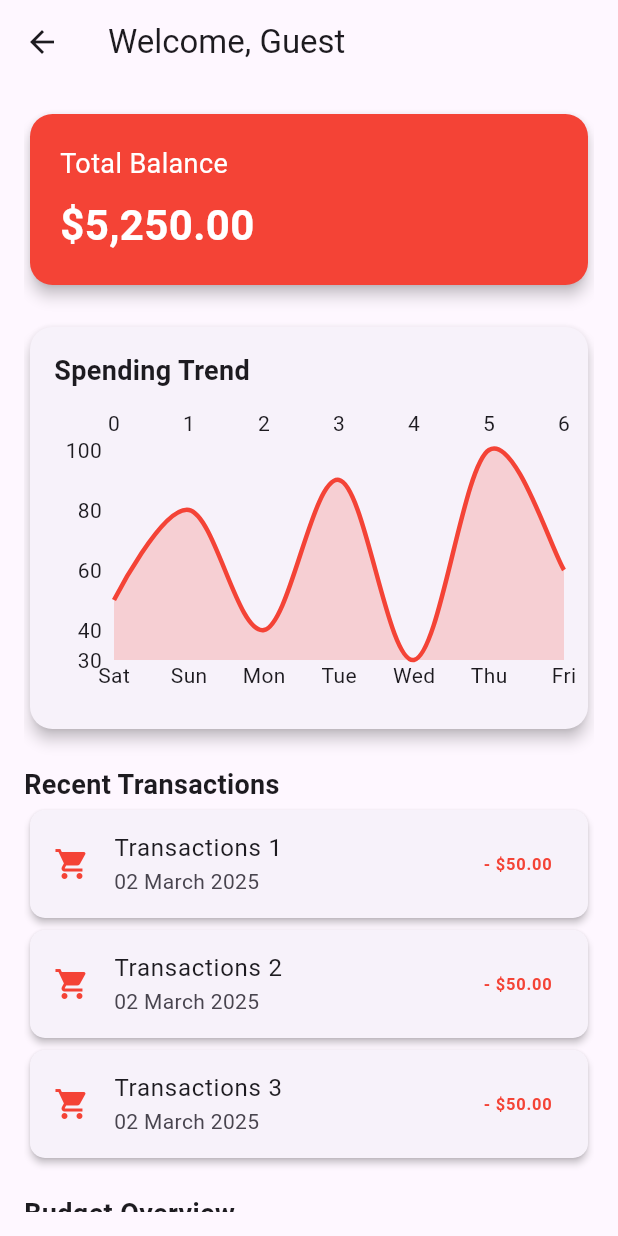
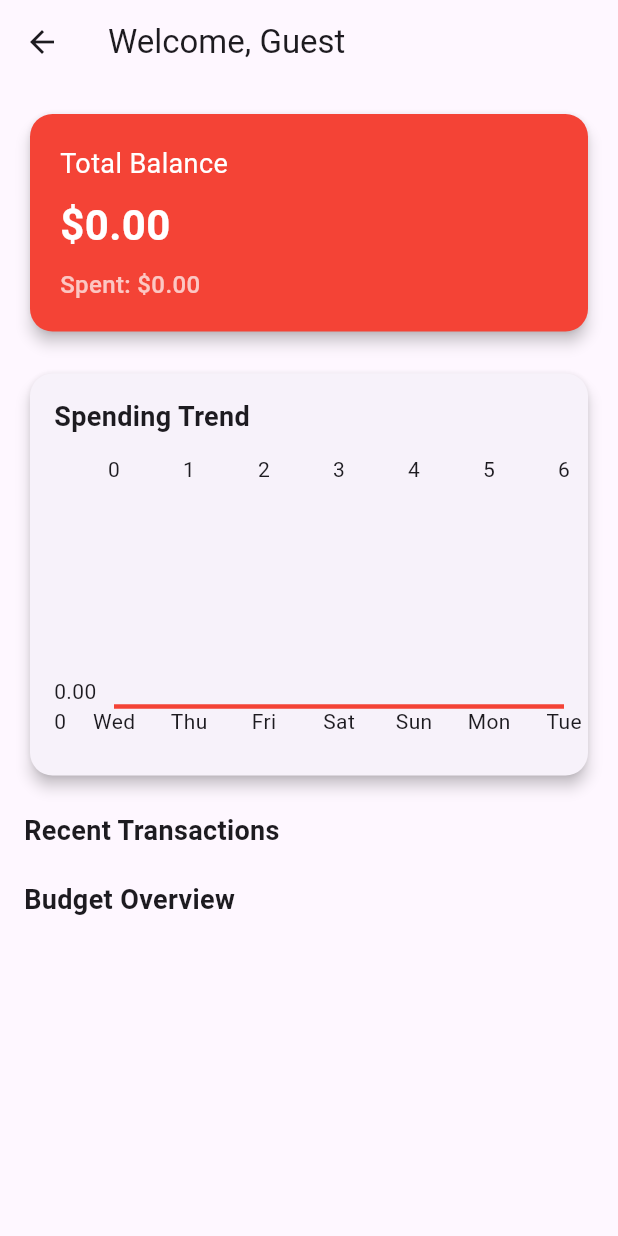
Before and after one commit to MoShehata7920/Personal-Finance---Budgeting-App, a Flutter app: the HomeScreen screen opened directly, on a phone screen of 412 x 824 dp. Run offline on Flutter 3.47's test engine with Material 3 defaults, Android fonts, the phone set to English and light mode, and no system bars; drawn by our look-alikes of fl_chart; our stand-ins replace bloc, equatable, flutter_animate, flutter_bloc, flutter_iconly, image_picker and 1 more; accounts and stored records are empty.

Commit message:
home Screen

```diff
--- a/lib/screens/home/home_screen.dart
+++ b/lib/screens/home/home_screen.dart
@@ -1,8 +1,11 @@
 import 'package:fl_chart/fl_chart.dart';
 import 'package:flutter/material.dart';
 import 'package:flutter_bloc/flutter_bloc.dart';
+import 'package:intl/intl.dart';
+import 'package:personal_finance/manager/budget_cubit/budget_cubit.dart';
+import 'package:personal_finance/manager/budget_cubit/budget_state.dart';
 import 'package:personal_finance/manager/user/user_cubit.dart';
-
+import 'package:personal_finance/models/budget_model.dart';
 import 'package:personal_finance/resources/icons_manager.dart';
 import 'package:personal_finance/resources/strings_manager.dart';
 
@@ -15,52 +18,89 @@ class HomeScreen extends StatelessWidget {
 
     return Scaffold(
       appBar: AppBar(
-        title: Text("${AppStrings.welcome} ${userCubit.state.name} "),
+        title: Text("${AppStrings.welcome} ${userCubit.state.name}"),
       ),
-      body: Padding(
+      body: BlocBuilder<BudgetCubit, BudgetState>(
+        builder: (context, state) {
+          if (state is BudgetLoaded) {
+            final budget = state.budget;
+            return Padding(
               padding: const EdgeInsets.all(16.0),
               child: ListView(
                 children: [
-            _buildBalanceCard(),
+                  _buildBalanceCard(budget),
                   const SizedBox(height: 20),
-            _buildSpendingChart(),
+                  _buildSpendingChart(budget),
                   const SizedBox(height: 20),
                   _buildSectionTitle(AppStrings.recentTransactions),
-            _buildTransactionList(),
+                  _buildTransactionList(budget),
                   const SizedBox(height: 20),
                   _buildSectionTitle(AppStrings.budgetOverview),
-            _buildBudgetProgress(),
+                  _buildBudgetProgress(budget),
+                ],
+              ),
+            );
+          } else if (state is BudgetError) {
+            return Center(child: Text(state.message));
+          } else {
+            return const Center(child: CircularProgressIndicator());
+          }
+        },
+      ),
+    );
+  }
+
+  Widget _buildBalanceCard(BudgetModel budget) {
+    return Card(
+      shape: RoundedRectangleBorder(borderRadius: BorderRadius.circular(15)),
+      elevation: 4,
+      color: Colors.red,
+      child: Padding(
+        padding: const EdgeInsets.all(20),
+        child: Column(
+          crossAxisAlignment: CrossAxisAlignment.start,
+          children: [
+            const Text(AppStrings.totalBalance,
+                style: TextStyle(color: Colors.white, fontSize: 18)),
+            const SizedBox(height: 8),
+            Text("\$${budget.totalBudget.toStringAsFixed(2)}",
+                style: const TextStyle(
+                    color: Colors.white,
+                    fontSize: 28,
+                    fontWeight: FontWeight.bold)),
+            const SizedBox(height: 8),
+            Text(
+                "${AppStrings.spent} \$${budget.totalSpent.toStringAsFixed(2)}",
+                style: const TextStyle(
+                    color: Colors.white70,
+                    fontSize: 16,
+                    fontWeight: FontWeight.w500)),
           ],
         ),
       ),
     );
   }
 
-  Widget _buildBalanceCard() {
-    return Card(
-      shape: RoundedRectangleBorder(borderRadius: BorderRadius.circular(15)),
-      elevation: 4,
-      color: Colors.red,
-      child: const Padding(
-        padding: EdgeInsets.all(20),
-        child: Column(
-          crossAxisAlignment: CrossAxisAlignment.start,
-          children: [
-            Text(AppStrings.totalBalance,
-                style: TextStyle(color: Colors.white, fontSize: 18)),
-            SizedBox(height: 8),
-            Text("\$5,250.00",
-                style: TextStyle(
-                    color: Colors.white,
-                    fontSize: 28,
-                    fontWeight: FontWeight.bold)),
-          ],
-        ),
-      ),
-    );
+  Widget _buildSpendingChart(BudgetModel budget) {
+    List<String> last7Days = List.generate(7, (index) {
+      return DateFormat('EEE')
+          .format(DateTime.now().subtract(Duration(days: 6 - index)));
+    });
+
+    Map<String, double> dailySpending = {for (var day in last7Days) day: 0.0};
+
+    for (var transaction in budget.transactions) {
+      String day = DateFormat('EEE').format(transaction.date);
+      if (dailySpending.containsKey(day)) {
+        dailySpending[day] = (dailySpending[day] ?? 0) + transaction.amount;
+      }
     }
 
-  Widget _buildSpendingChart() {
+    List<FlSpot> spendingData = [];
+    for (int i = 0; i < last7Days.length; i++) {
+      spendingData.add(FlSpot(i.toDouble(), dailySpending[last7Days[i]]!));
+    }
+
     return Card(
       shape: RoundedRectangleBorder(borderRadius: BorderRadius.circular(15)),
       elevation: 4,
@@ -92,24 +132,11 @@ class HomeScreen extends StatelessWidget {
                       sideTitles: SideTitles(
                         showTitles: true,
                         getTitlesWidget: (value, meta) {
-                          switch (value.toInt()) {
-                            case 0:
-                              return const Text(AppStrings.sat);
-                            case 1:
-                              return const Text(AppStrings.sun);
-                            case 2:
-                              return const Text(AppStrings.mon);
-                            case 3:
-                              return const Text(AppStrings.tue);
-                            case 4:
-                              return const Text(AppStrings.wed);
-                            case 5:
-                              return const Text(AppStrings.thu);
-                            case 6:
-                              return const Text(AppStrings.fri);
-                            default:
+                          int index = value.toInt();
+                          if (index >= 0 && index < last7Days.length) {
+                            return Text(last7Days[index]);
+                          }
                           return const Text("");
-                          }
                         },
                         reservedSize: 30,
                       ),
@@ -118,15 +145,7 @@ class HomeScreen extends StatelessWidget {
                   borderData: FlBorderData(show: false),
                   lineBarsData: [
                     LineChartBarData(
-                      spots: [
-                        const FlSpot(0, 50),
-                        const FlSpot(1, 80),
-                        const FlSpot(2, 40),
-                        const FlSpot(3, 90),
-                        const FlSpot(4, 30),
-                        const FlSpot(5, 100),
-                        const FlSpot(6, 60),
-                      ],
+                      spots: spendingData,
                       isCurved: true,
                       color: Colors.red,
                       barWidth: 3,
@@ -144,56 +163,57 @@ class HomeScreen extends StatelessWidget {
     );
   }
 
+  Widget _buildTransactionList(BudgetModel budget) {
+    return Column(
+      children: budget.transactions.take(3).map((transaction) {
+        return Card(
+          shape:
+              RoundedRectangleBorder(borderRadius: BorderRadius.circular(10)),
+          elevation: 2,
+          child: ListTile(
+            leading: const Icon(AppIcons.shoppingCart, color: Colors.red),
+            title: Text(transaction.categoryName),
+            subtitle: Text(transaction.date.toLocal().toString().split(' ')[0]),
+            trailing: Text(
+              "- \$${transaction.amount.toStringAsFixed(2)}",
+              style: const TextStyle(
+                  color: Colors.red, fontWeight: FontWeight.bold),
+            ),
+          ),
+        );
+      }).toList(),
+    );
+  }
+
+  Widget _buildBudgetProgress(BudgetModel budget) {
+    return Column(
+      children: budget.categories.map((category) {
+        double progress = budget.totalBudget > 0
+            ? category.spentAmount / budget.totalBudget
+            : 0;
+
+        return Column(
+          crossAxisAlignment: CrossAxisAlignment.start,
+          children: [
+            Text(category.name,
+                style: const TextStyle(fontWeight: FontWeight.bold)),
+            const SizedBox(height: 4),
+            LinearProgressIndicator(
+              value: progress.clamp(0.0, 1.0),
+              backgroundColor: Colors.grey[300],
+              color: progress >= 1.0 ? Colors.red : Colors.green,
+            ),
+            const SizedBox(height: 10),
+          ],
+        );
+      }).toList(),
+    );
+  }
+
   Widget _buildSectionTitle(String title) {
     return Text(
       title,
       style: const TextStyle(fontSize: 18, fontWeight: FontWeight.bold),
     );
   }
-
-  Widget _buildTransactionList() {
-    return Column(
-      children: List.generate(3, (index) => _buildTransactionItem(index)),
-    );
 }
-
-  Widget _buildTransactionItem(int index) {
-    return Card(
-      shape: RoundedRectangleBorder(borderRadius: BorderRadius.circular(10)),
-      elevation: 2,
-      child: ListTile(
-        leading: const Icon(AppIcons.shoppingCart, color: Colors.red),
-        title: Text("${AppStrings.transactions} ${index + 1}"),
-        subtitle: const Text("02 March 2025"),
-        trailing: const Text("- \$50.00",
-            style: TextStyle(color: Colors.red, fontWeight: FontWeight.bold)),
-      ),
-    );
-  }
-
-  Widget _buildBudgetProgress() {
-    return Column(
-      children: [
-        _buildBudgetItem("Food", 70),
-        _buildBudgetItem("Transport", 40),
-        _buildBudgetItem("Entertainment", 90),
-      ],
-    );
-  }
-
-  Widget _buildBudgetItem(String category, double progress) {
-    return Column(
-      crossAxisAlignment: CrossAxisAlignment.start,
-      children: [
-        Text(category, style: const TextStyle(fontWeight: FontWeight.bold)),
-        const SizedBox(height: 4),
-        LinearProgressIndicator(
-          value: progress / 100,
-          backgroundColor: Colors.grey[300],
-          color: progress > 80 ? Colors.red : Colors.green,
-        ),
-        const SizedBox(height: 10),
-      ],
-    );
-  }
-}
--- a/pubspec.yaml
+++ b/pubspec.yaml
@@ -38,6 +38,7 @@ dependencies:
   flutter_bloc: ^9.1.0
   flutter_iconly: ^1.0.2
   image_picker: ^1.1.2
+  intl: ^0.20.2
   shared_preferences: ^2.5.2
   uuid: ^4.5.1
 
```
Also changed, not shown: pubspec.lock, 4 other files. Lines whose indentation alone changed are shown as unchanged.
